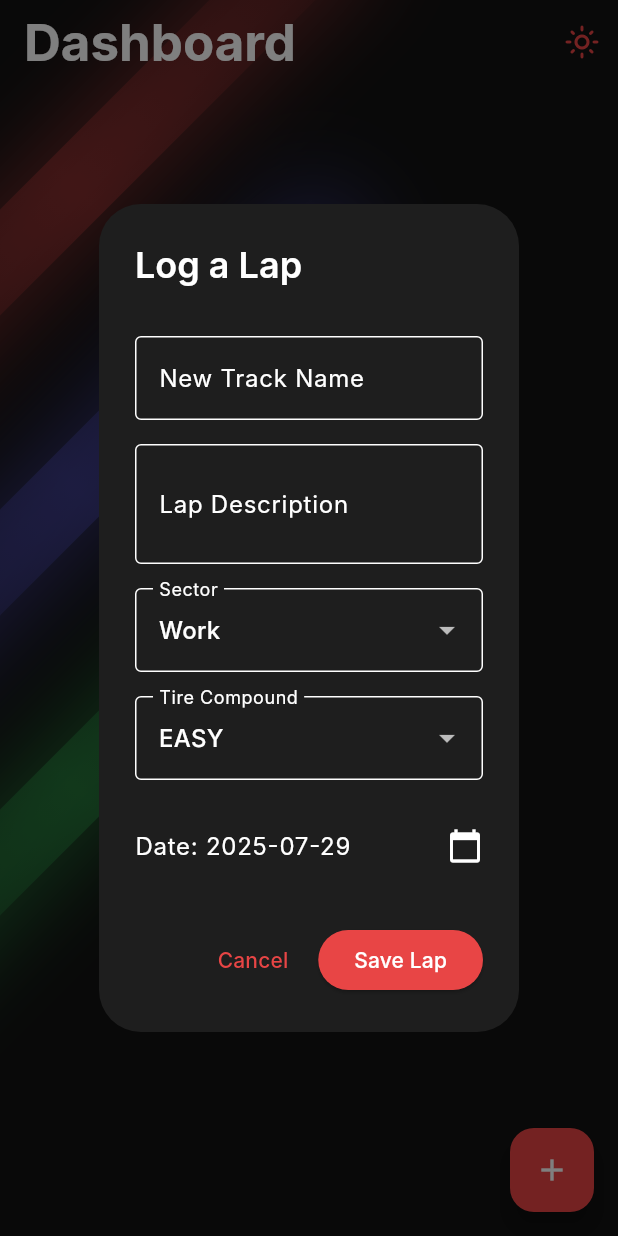
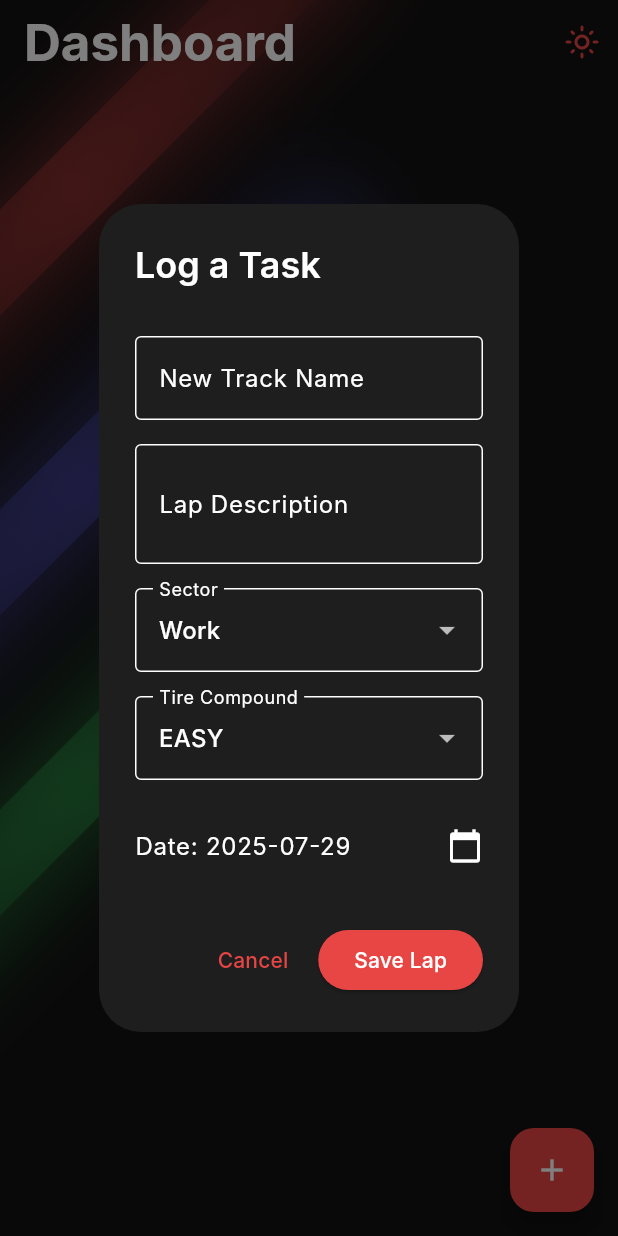
Before and after one commit to SkaarFacee/habit, a Flutter app: the screen it shows after launch, after a tap on "Tap + to start a new track", on a phone screen of 412 x 824 dp. Run offline on Flutter 3.47's test engine with Material 3 defaults, Android fonts, the phone set to English and light mode, and no system bars; drawn by our look-alikes of flutter_animate; our stand-ins replace cloud_firestore, firebase_core; accounts and stored records are empty; Roboto replaces fonts that are missing (Inter).

Commit message:
bug: Fixed some errors

```diff
--- a/app/lib/main.dart
+++ b/app/lib/main.dart
@@ -358,7 +358,7 @@ class WorkTrackerScreen extends StatelessWidget {
           const SizedBox(height: 16),
           Row(mainAxisAlignment: MainAxisAlignment.spaceBetween, children: [
             _buildSummaryItem('Active Days', stats['workDays'] ?? 0, Icons.calendar_today_outlined),
-            _buildSummaryItem('Total Laps', stats['totalTasks'] ?? 0, Icons.outlined_flag),
+            _buildSummaryItem('Total Tasks', stats['totalTasks'] ?? 0, Icons.outlined_flag),
           ]),
           const SizedBox(height: 12),
           Row(mainAxisAlignment: MainAxisAlignment.spaceBetween, children: [
@@ -476,7 +476,7 @@ class _AddWorkDialogState extends State<AddWorkDialog> {
       tag: 'add-lap-button',
       child: AlertDialog(
         backgroundColor: isDark ? const Color(0xFF1E1E1E) : Colors.white,
-        title: const Text('Log a Lap'),
+        title: const Text('Log a Task'),
         content: SingleChildScrollView(
           child: Column(
             mainAxisSize: MainAxisSize.min,
@@ -572,7 +572,7 @@ class _AddWorkDialogState extends State<AddWorkDialog> {
       return;
     }
     if (_titleController.text.trim().isEmpty) {
-      ScaffoldMessenger.of(context).showSnackBar(const SnackBar(content: Text('Please enter a lap description.')));
+      ScaffoldMessenger.of(context).showSnackBar(const SnackBar(content: Text('Please enter a task description.')));
       return;
     }
 
@@ -592,7 +592,7 @@ class _AddWorkDialogState extends State<AddWorkDialog> {
         ScaffoldMessenger.of(context).showSnackBar(const SnackBar(content: Text('Lap saved!'), backgroundColor: Colors.green));
       }
     } catch (e) {
-      if (mounted) ScaffoldMessenger.of(context).showSnackBar(SnackBar(content: Text('Error saving lap: $e'), backgroundColor: Colors.red));
+      if (mounted) ScaffoldMessenger.of(context).showSnackBar(SnackBar(content: Text('Error saving task: $e'), backgroundColor: Colors.red));
     }
   }
 
@@ -676,7 +676,7 @@ class WorkListCard extends StatelessWidget {
       child: Column(
         crossAxisAlignment: CrossAxisAlignment.start,
         children: [
-          const Text('Recent Laps', style: TextStyle(fontSize: 16, fontWeight: FontWeight.w500)),
+          const Text('Recent Tasks', style: TextStyle(fontSize: 16, fontWeight: FontWeight.w500)),
           const SizedBox(height: 12),
           ...recentEntries
               .take(3)
@@ -890,9 +890,9 @@ class ContributionGraph extends StatelessWidget {
 
     String tooltipMessage = '${date.day}-${date.month}-${date.year}\n';
     if (count > 0 && category != null) {
-      tooltipMessage += '$count ${category.toLowerCase()} ${count == 1 ? "lap" : "laps"}';
+      tooltipMessage += '$count ${category.toLowerCase()} ${count == 1 ? "task" : "tasks"}';
     } else {
-      tooltipMessage += 'No laps';
+      tooltipMessage += 'No tasks';
     }
 
     return Tooltip(
```
